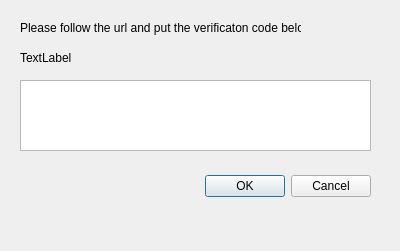
This is forms/connection_dialog.ui in akhmeade/yanileda as Qt 5 draws it before an edit. The edited form follows.
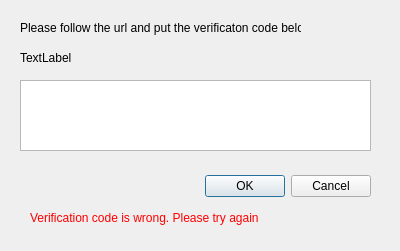
This is the edited form.

Commit message: make verification

Diff of the .ui file:
```diff
--- a/forms/connection_dialog.ui
+++ b/forms/connection_dialog.ui
@@ -68,6 +68,22 @@
     </rect>
    </property>
   </widget>
+  <widget class="QLabel" name="warning">
+   <property name="enabled">
+    <bool>true</bool>
+   </property>
+   <property name="geometry">
+    <rect>
+     <x>30</x>
+     <y>210</y>
+     <width>251</width>
+     <height>16</height>
+    </rect>
+   </property>
+   <property name="text">
+    <string>&lt;html&gt;&lt;head/&gt;&lt;body&gt;&lt;p&gt;&lt;span style=&quot; color:#ff0000;&quot;&gt;Verification code is wrong. Please try again&lt;/span&gt;&lt;/p&gt;&lt;/body&gt;&lt;/html&gt;</string>
+   </property>
+  </widget>
  </widget>
  <resources/>
  <connections>
```
The commit also changes 4 other files.
